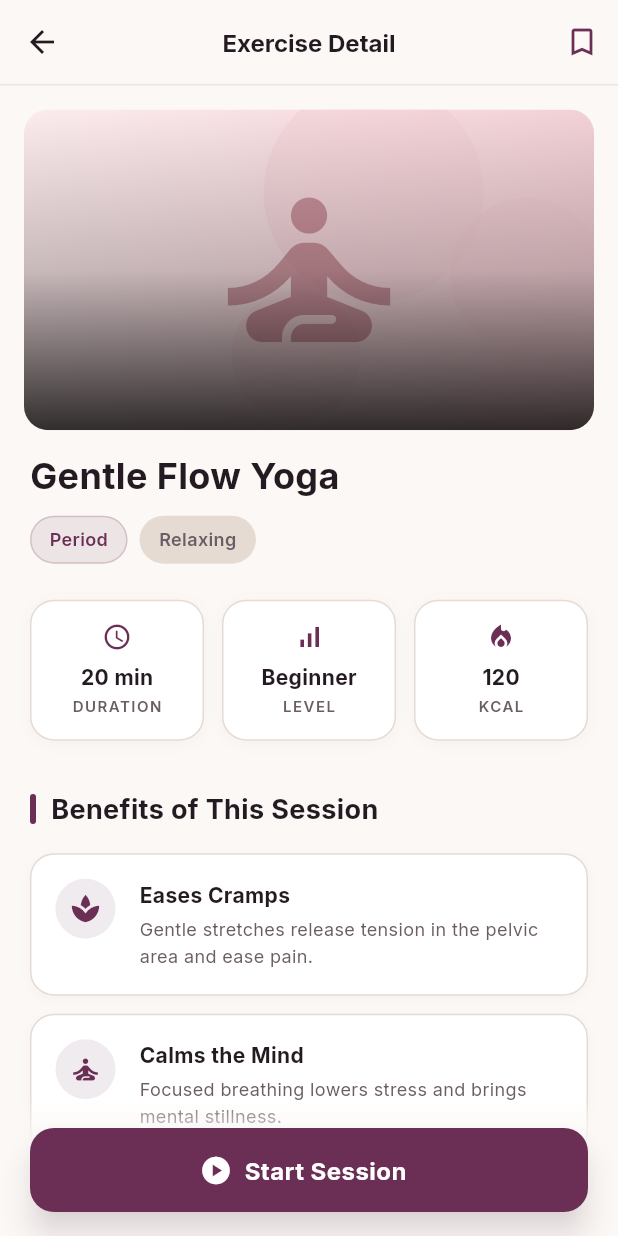
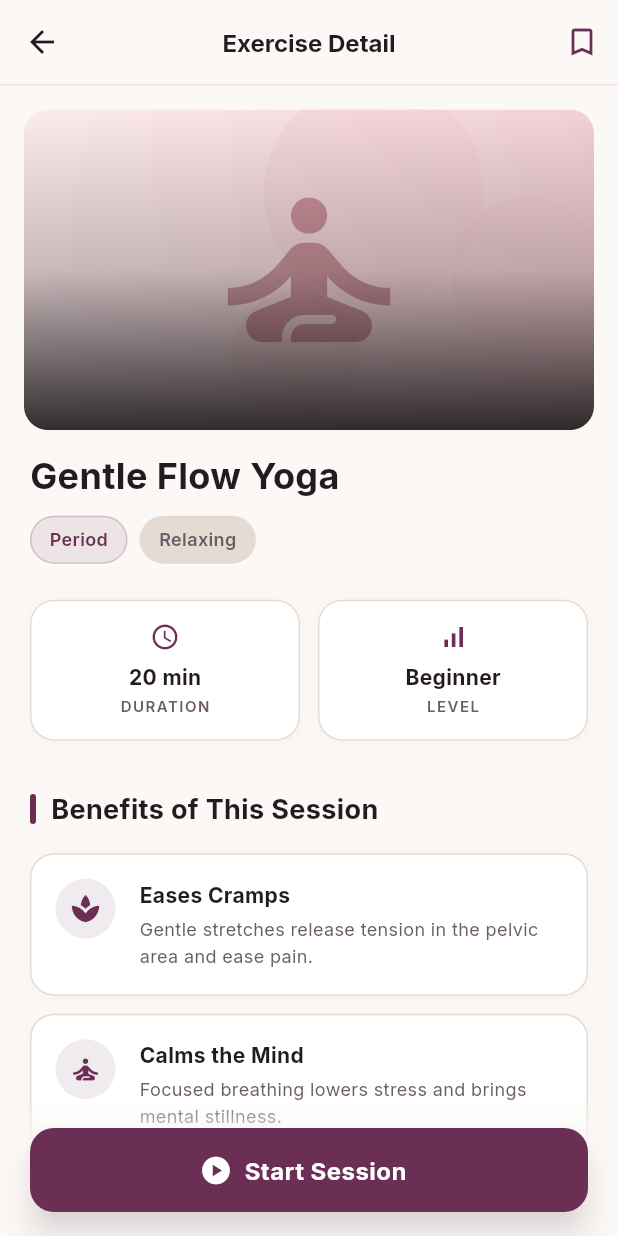
Before and after one commit to frclb/nilu, a Flutter app: the YogaDetailScreen screen opened by its route, on a phone screen of 412 x 824 dp. Run offline on Flutter 3.47's test engine with Material 3 defaults, Android fonts, the phone set to English and light mode, and no system bars; our stand-ins replace cloud_firestore, firebase_auth, firebase_core, firebase_messaging, flutter_local_notifications, flutter_secure_storage and 8 more; missing offline and left inert: health, home_widget, mobile_scanner, purchases_flutter; accounts and stored records are empty.

Commit message:
Uydurma kalori sayısını kaldır
Yoga detayındaki üçüncü istatistik kutusu sabit "120 kcal" yazıyordu. Kalori
kişinin kilosuna, hızına ve pozda ne kadar kaldığına göre değişir; uygulamanın
bunların hiçbirini ölçecek verisi yok. Tahmini bir sayıyı ölçüm gibi göstermek
yerine kutuyu kaldırdım. Kullanılmayan çeviri anahtarı da altı dilden gitti.

Süre ve seviye kaldı: 20 dakika seansın gerçek toplamı, "Başlangıç" da
içeriğin kendi niteliği — ikisi de ölçüm iddiası taşımıyor.

Co-Authored-By: Claude Opus 5 <noreply@anthropic.com>

```diff
--- a/lib/localization/de.json
+++ b/lib/localization/de.json
@@ -449,7 +449,6 @@
   "yoga_stat_duration": "DAUER",
   "yoga_level_beginner": "Anfänger",
   "yoga_stat_level": "NIVEAU",
-  "yoga_stat_kcal": "KCAL",
   "yoga_benefits_title": "Vorteile dieser Einheit",
   "yoga_benefit_cramps": "Lindert Krämpfe",
   "yoga_benefit_cramps_desc": "Sanfte Dehnungen lösen Spannungen im Beckenbereich und lindern Schmerzen.",
--- a/lib/localization/en.json
+++ b/lib/localization/en.json
@@ -449,7 +449,6 @@
   "yoga_stat_duration": "DURATION",
   "yoga_level_beginner": "Beginner",
   "yoga_stat_level": "LEVEL",
-  "yoga_stat_kcal": "KCAL",
   "yoga_benefits_title": "Benefits of This Session",
   "yoga_benefit_cramps": "Eases Cramps",
   "yoga_benefit_cramps_desc": "Gentle stretches release tension in the pelvic area and ease pain.",
--- a/lib/localization/es.json
+++ b/lib/localization/es.json
@@ -449,7 +449,6 @@
   "yoga_stat_duration": "DURACIÓN",
   "yoga_level_beginner": "Principiante",
   "yoga_stat_level": "NIVEL",
-  "yoga_stat_kcal": "KCAL",
   "yoga_benefits_title": "Beneficios de esta sesión",
   "yoga_benefit_cramps": "Alivia los cólicos",
   "yoga_benefit_cramps_desc": "Los estiramientos suaves liberan la tensión de la zona pélvica y calman el dolor.",
--- a/lib/localization/fr.json
+++ b/lib/localization/fr.json
@@ -449,7 +449,6 @@
   "yoga_stat_duration": "DURÉE",
   "yoga_level_beginner": "Débutant",
   "yoga_stat_level": "NIVEAU",
-  "yoga_stat_kcal": "KCAL",
   "yoga_benefits_title": "Bienfaits de cette séance",
   "yoga_benefit_cramps": "Apaise les crampes",
   "yoga_benefit_cramps_desc": "Les étirements doux relâchent les tensions du bassin et calment la douleur.",
--- a/lib/localization/pt.json
+++ b/lib/localization/pt.json
@@ -449,7 +449,6 @@
   "yoga_stat_duration": "DURAÇÃO",
   "yoga_level_beginner": "Iniciante",
   "yoga_stat_level": "NÍVEL",
-  "yoga_stat_kcal": "KCAL",
   "yoga_benefits_title": "Benefícios desta sessão",
   "yoga_benefit_cramps": "Alivia as cólicas",
   "yoga_benefit_cramps_desc": "Alongamentos suaves liberam a tensão da região pélvica e aliviam a dor.",
--- a/lib/localization/tr.json
+++ b/lib/localization/tr.json
@@ -449,7 +449,6 @@
   "yoga_stat_duration": "SÜRE",
   "yoga_level_beginner": "Başlangıç",
   "yoga_stat_level": "SEVİYE",
-  "yoga_stat_kcal": "KCAL",
   "yoga_benefits_title": "Bu Egzersizin Faydaları",
   "yoga_benefit_cramps": "Krampları Azaltır",
   "yoga_benefit_cramps_desc": "Nazik esneme hareketleri, pelvik bölgedeki gerginliği alarak ağrıları hafifletir.",
--- a/lib/presentation/yoga/widgets/yoga_content_section.dart
+++ b/lib/presentation/yoga/widgets/yoga_content_section.dart
@@ -96,19 +96,11 @@ class YogaContentSection extends StatelessWidget {
                   mutedColor: mutedColor,
                 ),
               ),
-              const SizedBox(width: 12),
-              Expanded(
-                child: _buildStatCard(
-                  icon: Icons.local_fire_department,
-                  value: '120',
-                  label: context.tr('yoga_stat_kcal'),
-                  cardColor: cardColor,
-                  borderColor: borderColor,
-                  primaryColor: primaryColor,
-                  textColor: textColor,
-                  mutedColor: mutedColor,
-                ),
-              ),
+              // Burada üçüncü bir kutu "120 kcal" yazıyordu. Sabit bir
+              // sayıydı: kalori kişinin kilosuna, hızına ve pozda ne kadar
+              // kaldığına göre değişir, uygulamanın bunların hiçbirini
+              // ölçecek verisi yok. Tahmini bir sayıyı ölçüm gibi göstermek
+              // yerine kutuyu kaldırdım.
             ],
           ),
           const SizedBox(height: 32),
```
